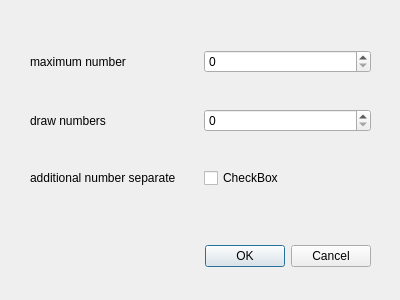
MarkusHackspacher/pyLottoSimu, file pylottosimu/setting.ui: the form before one commit.
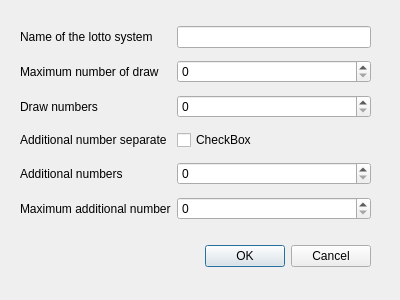
The form after the commit.

Patch:
```diff
--- a/pylottosimu/setting.ui
+++ b/pylottosimu/setting.ui
@@ -32,47 +32,77 @@
   <widget class="QWidget" name="gridLayoutWidget">
    <property name="geometry">
     <rect>
-     <x>30</x>
+     <x>20</x>
      <y>20</y>
-     <width>341</width>
-     <height>201</height>
+     <width>351</width>
+     <height>211</height>
     </rect>
    </property>
    <layout class="QGridLayout" name="gridLayout">
-    <item row="0" column="0">
-     <widget class="QLabel" name="label">
-      <property name="text">
-       <string>maximum number</string>
-      </property>
-     </widget>
-    </item>
     <item row="1" column="0">
-     <widget class="QLabel" name="label_2">
+     <widget class="QLabel" name="label">
       <property name="text">
-       <string>draw numbers</string>
+       <string>Maximum number of draw</string>
+      </property>
+     </widget>
+    </item>
+    <item row="5" column="1">
+     <widget class="QSpinBox" name="spinBox_4"/>
+    </item>
+    <item row="4" column="1">
+     <widget class="QSpinBox" name="spinBox_3"/>
+    </item>
+    <item row="5" column="0">
+     <widget class="QLabel" name="label_5">
+      <property name="text">
+       <string>Maximum additional number</string>
+      </property>
+     </widget>
+    </item>
+    <item row="1" column="1">
+     <widget class="QSpinBox" name="spinBox"/>
+    </item>
+    <item row="4" column="0">
+     <widget class="QLabel" name="label_4">
+      <property name="text">
+       <string>Additional numbers</string>
       </property>
      </widget>
     </item>
     <item row="2" column="0">
+     <widget class="QLabel" name="label_2">
+      <property name="text">
+       <string>Draw numbers</string>
+      </property>
+     </widget>
+    </item>
+    <item row="3" column="0">
      <widget class="QLabel" name="label_3">
       <property name="text">
-       <string>additional number separate</string>
+       <string>Additional number separate</string>
       </property>
      </widget>
     </item>
-    <item row="0" column="1">
-     <widget class="QSpinBox" name="spinBox"/>
-    </item>
-    <item row="1" column="1">
-     <widget class="QSpinBox" name="spinBox_2"/>
-    </item>
     <item row="2" column="1">
+     <widget class="QSpinBox" name="spinBox_2"/>
+    </item>
+    <item row="3" column="1">
      <widget class="QCheckBox" name="checkBox">
       <property name="text">
        <string>CheckBox</string>
       </property>
      </widget>
     </item>
+    <item row="0" column="0">
+     <widget class="QLabel" name="label_6">
+      <property name="text">
+       <string>Name of the lotto system</string>
+      </property>
+     </widget>
+    </item>
+    <item row="0" column="1">
+     <widget class="QLineEdit" name="lineEdit"/>
+    </item>
    </layout>
   </widget>
  </widget>
```
